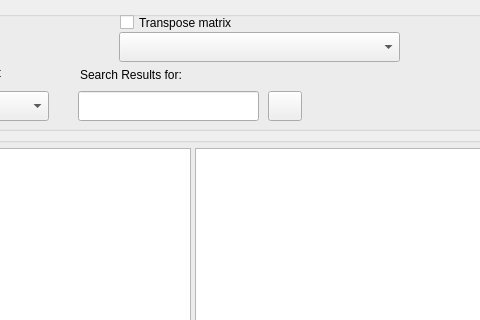
Qt form GUI_UIs/ui_dialog_report_codings.ui (ccbogel/QualCoder) before a commit; both pictures show x 523 to 1003 and y 0 to 320 of the 1085 by 580 pixel window.
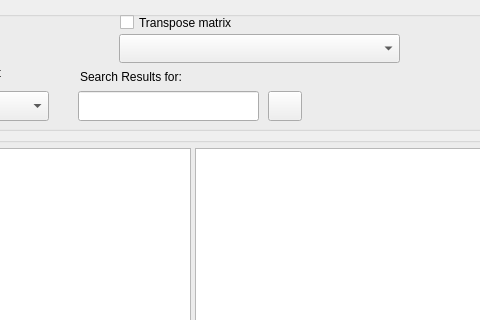
The same form after that commit.

```diff
--- a/GUI_UIs/ui_dialog_report_codings.ui
+++ b/GUI_UIs/ui_dialog_report_codings.ui
@@ -205,9 +205,9 @@
       <property name="geometry">
        <rect>
         <x>631</x>
-        <y>21</y>
+        <y>23</y>
         <width>281</width>
-        <height>30</height>
+        <height>29</height>
        </rect>
       </property>
       <property name="toolTip">
@@ -321,7 +321,7 @@
       <property name="geometry">
        <rect>
         <x>592</x>
-        <y>54</y>
+        <y>56</y>
         <width>181</width>
         <height>20</height>
        </rect>
```
